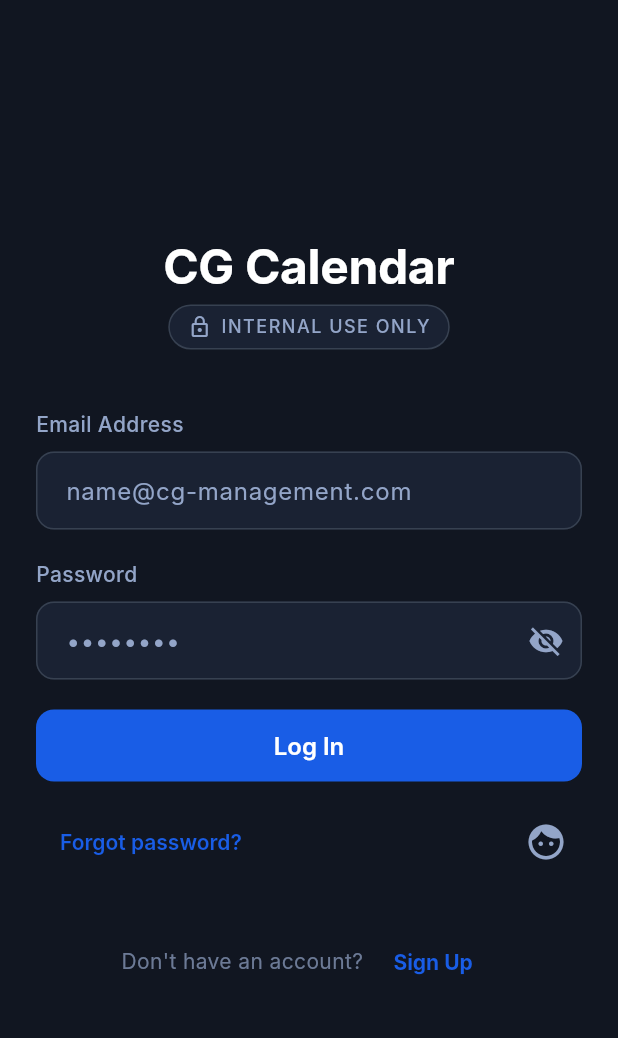
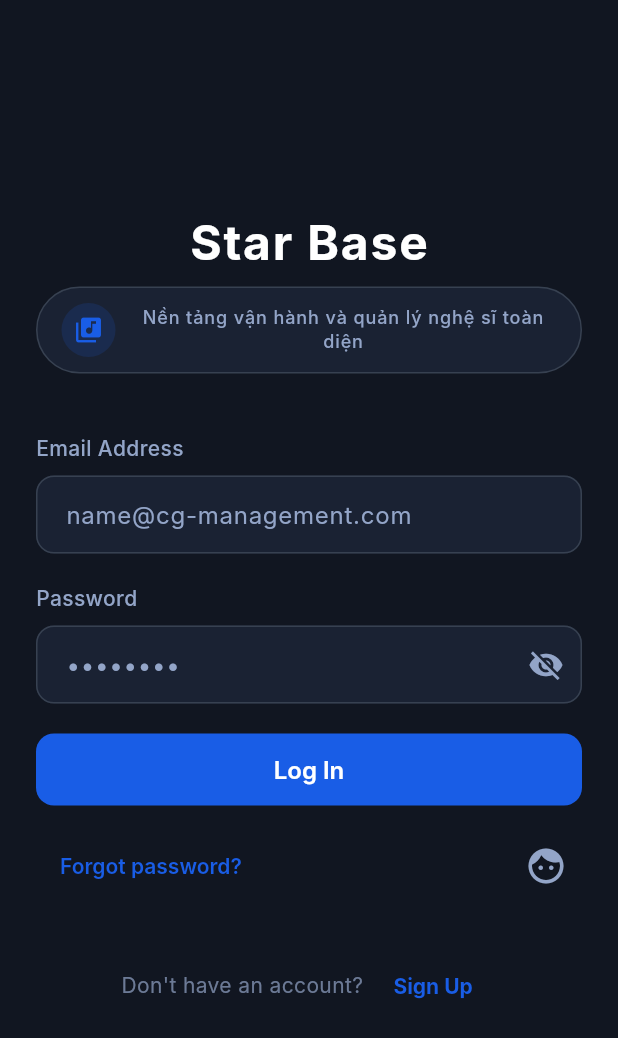
Before and after one commit to HongPhuoc203/CG-Calendar-2026-IOS, a Flutter app: the screen it shows after launch, on a phone screen of 412 x 824 dp. Shown: the top 1038 px of the screen. Run offline on Flutter 3.47's test engine with Material 3 defaults, Android fonts, the phone set to English and light mode, and no system bars; our stand-ins replace cloud_firestore, equatable, firebase_auth, firebase_core, firebase_messaging, fl_chart and 12 more; missing offline and left inert: dart:html, excel; accounts and stored records are empty; generated files the repository leaves out were written again; Roboto replaces fonts that are missing (Inter).

Commit message:
chore: update login & splash branding
Made-with: Cursor

```diff
--- a/lib/presentation/auth/login_screen.dart
+++ b/lib/presentation/auth/login_screen.dart
@@ -198,40 +198,55 @@ class _LoginScreenState extends ConsumerState<LoginScreen> {
   Widget _buildHeader() {
     return Column(
       children: [
+
         Text(
-          'CG Calendar',
+          'Star Base',
           style: Theme.of(context).textTheme.displayLarge?.copyWith(
                 color: Colors.white,
                 fontWeight: FontWeight.bold,
+                letterSpacing: 1.2,
               ),
         ),
-        const SizedBox(height: 8),
+        const SizedBox(height: 12),
         Container(
-          padding: const EdgeInsets.symmetric(horizontal: 12, vertical: 6),
+          padding: const EdgeInsets.symmetric(horizontal: 16, vertical: 10),
           decoration: BoxDecoration(
             color: AppColors.surfaceDark,
-            borderRadius: BorderRadius.circular(20),
+            borderRadius: BorderRadius.circular(30),
             border: Border.all(
               color: AppColors.borderDark,
+              width: 1,
             ),
           ),
           child: Row(
-            mainAxisSize: MainAxisSize.min,
             children: [
-              const Icon(
-                Icons.lock_outline,
-                size: 16,
-                color: AppColors.textDarkSecondary,
+              Container(
+                padding: const EdgeInsets.all(8),
+                decoration: BoxDecoration(
+                  color: AppColors.primary.withValues(alpha: 0.15),
+                  shape: BoxShape.circle,
+                ),
+                child: const Icon(
+                  Icons.library_music,
+                  size: 20,
+                  color: AppColors.primary,
+                ),
               ),
-              const SizedBox(width: 6),
-              Text(
-                'INTERNAL USE ONLY',
-                style: Theme.of(context).textTheme.bodySmall?.copyWith(
+
+              const SizedBox(width: 10),
+              Flexible(
+                child: Text(
+                  'Nền tảng vận hành và quản lý nghệ sĩ toàn diện',
+                  style: Theme.of(context).textTheme.bodySmall?.copyWith(
                       color: AppColors.textDarkSecondary,
                       fontWeight: FontWeight.w500,
-                      letterSpacing: 1,
+                      letterSpacing: 0.6,
+                      height: 1.3,
                     ),
+                      textAlign: TextAlign.center,
+                ),
               ),
+
             ],
           ),
         ),
--- a/lib/presentation/splash/splash_screen.dart
+++ b/lib/presentation/splash/splash_screen.dart
@@ -90,7 +90,7 @@ class _SplashScreenState extends State<SplashScreen>
                     child: Column(
                       children: [
                         Text(
-                          'CG Calendar',
+                          'Star Base',
                           style: Theme.of(context)
                               .textTheme
                               .displayLarge
@@ -102,7 +102,7 @@ class _SplashScreenState extends State<SplashScreen>
                         ),
                         const SizedBox(height: 8),
                         Text(
-                          'Internal Artist Scheduling System',
+                          'Nền tảng vận hành và quản lý nghệ sĩ toàn diện',
                           style: Theme.of(context).textTheme.bodyMedium?.copyWith(
                                 color: AppColors.textDarkSecondary,
                                 fontWeight: FontWeight.w500,
@@ -134,7 +134,7 @@ class _SplashScreenState extends State<SplashScreen>
                   ),
                   const SizedBox(height: 4),
                   Text(
-                    '© CG MANAGEMENT',
+                    '© Star Base',
                     style: Theme.of(context).textTheme.bodySmall?.copyWith(
                           color: AppColors.textDarkSecondary.withValues(alpha: 0.3),
                           fontSize: 10,
```
